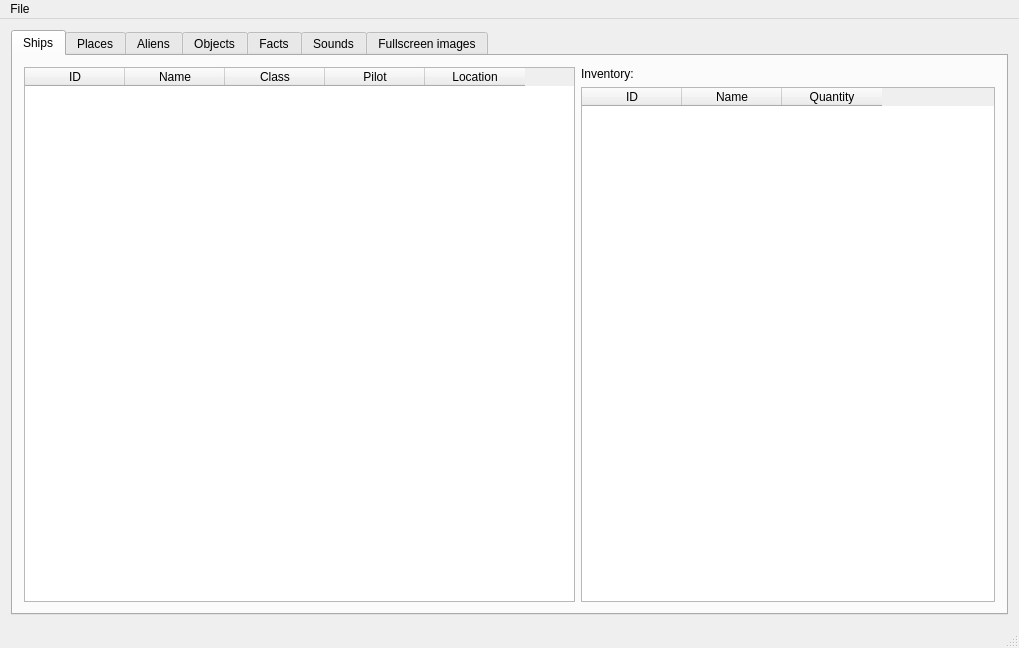
Qt form mainwindow.ui (colinbourassa/nomad-resource-explorer) before a commit.
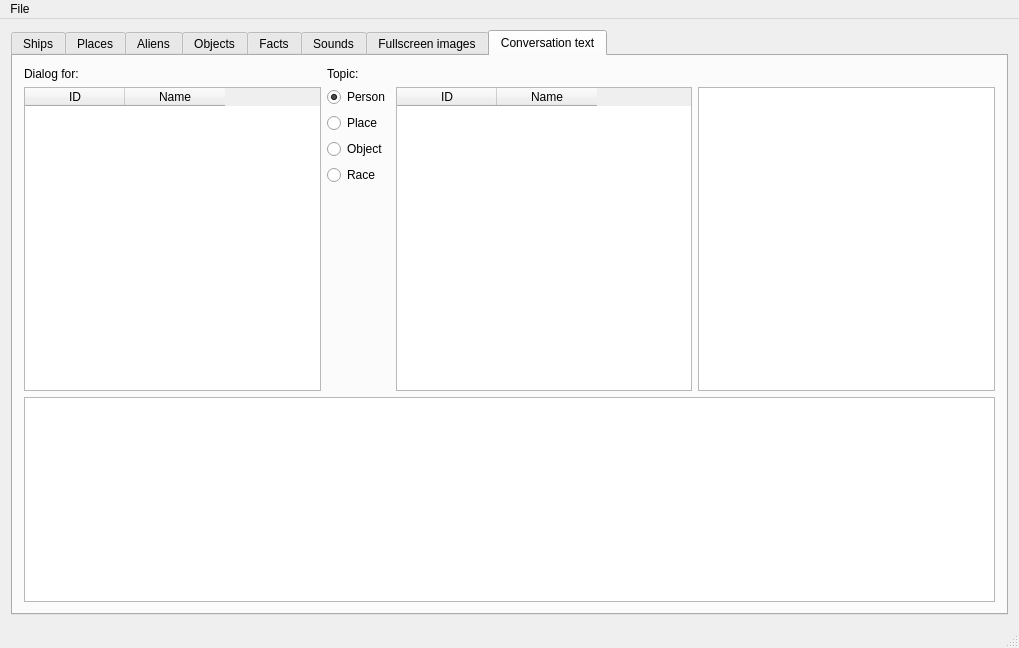
The same form after that commit.

Commit message: First pass of conversation text explorer

```diff
--- a/mainwindow.ui
+++ b/mainwindow.ui
@@ -18,7 +18,7 @@
     <item row="0" column="0">
      <widget class="QTabWidget" name="m_tabs">
       <property name="currentIndex">
-       <number>0</number>
+       <number>7</number>
       </property>
       <widget class="QWidget" name="m_tabShips">
        <attribute name="title">
@@ -854,6 +854,153 @@
         </item>
        </layout>
       </widget>
+      <widget class="QWidget" name="m_convTab">
+       <attribute name="title">
+        <string>Conversation text</string>
+       </attribute>
+       <layout class="QGridLayout" name="gridLayout_4" rowstretch="0,0,0,0,0,0,0">
+        <item row="0" column="0">
+         <widget class="QLabel" name="m_convAlienListLabel">
+          <property name="text">
+           <string>Dialog for:</string>
+          </property>
+         </widget>
+        </item>
+        <item row="0" column="1">
+         <widget class="QLabel" name="m_convTopicLabel">
+          <property name="text">
+           <string>Topic:</string>
+          </property>
+         </widget>
+        </item>
+        <item row="3" column="1">
+         <widget class="QRadioButton" name="m_convTopicButtonObject">
+          <property name="text">
+           <string>Object</string>
+          </property>
+          <attribute name="buttonGroup">
+           <string notr="true">buttonGroup</string>
+          </attribute>
+         </widget>
+        </item>
+        <item row="4" column="1">
+         <widget class="QRadioButton" name="m_convTopicButtonRace">
+          <property name="text">
+           <string>Race</string>
+          </property>
+          <attribute name="buttonGroup">
+           <string notr="true">buttonGroup</string>
+          </attribute>
+         </widget>
+        </item>
+        <item row="6" column="0" colspan="4">
+         <widget class="QPlainTextEdit" name="m_convDialogueLine"/>
+        </item>
+        <item row="1" column="0" rowspan="5">
+         <widget class="QTableWidget" name="m_convAlienTable">
+          <property name="selectionMode">
+           <enum>QAbstractItemView::SingleSelection</enum>
+          </property>
+          <property name="selectionBehavior">
+           <enum>QAbstractItemView::SelectRows</enum>
+          </property>
+          <property name="sortingEnabled">
+           <bool>true</bool>
+          </property>
+          <property name="columnCount">
+           <number>2</number>
+          </property>
+          <attribute name="horizontalHeaderHighlightSections">
+           <bool>false</bool>
+          </attribute>
+          <attribute name="verticalHeaderVisible">
+           <bool>false</bool>
+          </attribute>
+          <column>
+           <property name="text">
+            <string>ID</string>
+           </property>
+          </column>
+          <column>
+           <property name="text">
+            <string>Name</string>
+           </property>
+          </column>
+         </widget>
+        </item>
+        <item row="2" column="1">
+         <widget class="QRadioButton" name="m_convTopicButtonPlace">
+          <property name="text">
+           <string>Place</string>
+          </property>
+          <attribute name="buttonGroup">
+           <string notr="true">buttonGroup</string>
+          </attribute>
+         </widget>
+        </item>
+        <item row="5" column="1">
+         <spacer name="verticalSpacer">
+          <property name="orientation">
+           <enum>Qt::Vertical</enum>
+          </property>
+          <property name="sizeHint" stdset="0">
+           <size>
+            <width>20</width>
+            <height>40</height>
+           </size>
+          </property>
+         </spacer>
+        </item>
+        <item row="1" column="3" rowspan="5">
+         <widget class="QListWidget" name="m_convLineList"/>
+        </item>
+        <item row="1" column="1">
+         <widget class="QRadioButton" name="m_convTopicButtonPerson">
+          <property name="text">
+           <string>Person</string>
+          </property>
+          <property name="checked">
+           <bool>true</bool>
+          </property>
+          <attribute name="buttonGroup">
+           <string notr="true">buttonGroup</string>
+          </attribute>
+         </widget>
+        </item>
+        <item row="1" column="2" rowspan="5">
+         <widget class="QTableWidget" name="m_convTopicTable">
+          <property name="selectionMode">
+           <enum>QAbstractItemView::SingleSelection</enum>
+          </property>
+          <property name="selectionBehavior">
+           <enum>QAbstractItemView::SelectRows</enum>
+          </property>
+          <property name="sortingEnabled">
+           <bool>true</bool>
+          </property>
+          <property name="columnCount">
+           <number>2</number>
+          </property>
+          <attribute name="horizontalHeaderHighlightSections">
+           <bool>false</bool>
+          </attribute>
+          <attribute name="verticalHeaderVisible">
+           <bool>false</bool>
+          </attribute>
+          <column>
+           <property name="text">
+            <string>ID</string>
+           </property>
+          </column>
+          <column>
+           <property name="text">
+            <string>Name</string>
+           </property>
+          </column>
+         </widget>
+        </item>
+       </layout>
+      </widget>
      </widget>
     </item>
    </layout>
```
Left out of the diff: 3 changed lines with no effect on the pictures. The commit also changes 8 other files.
